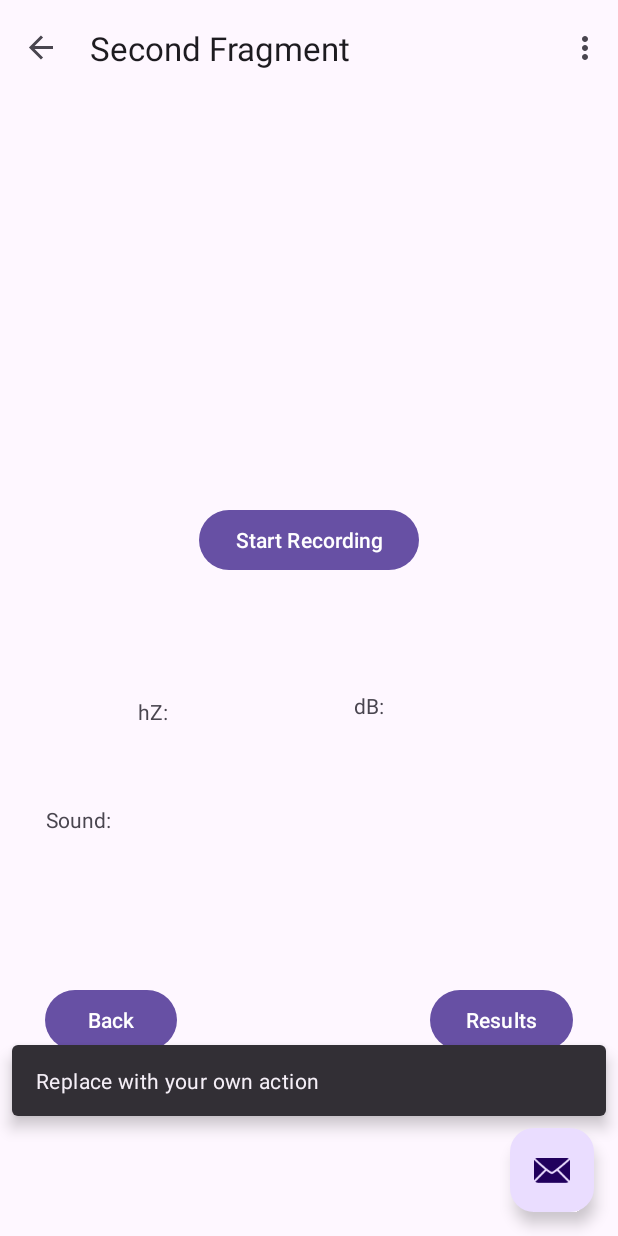
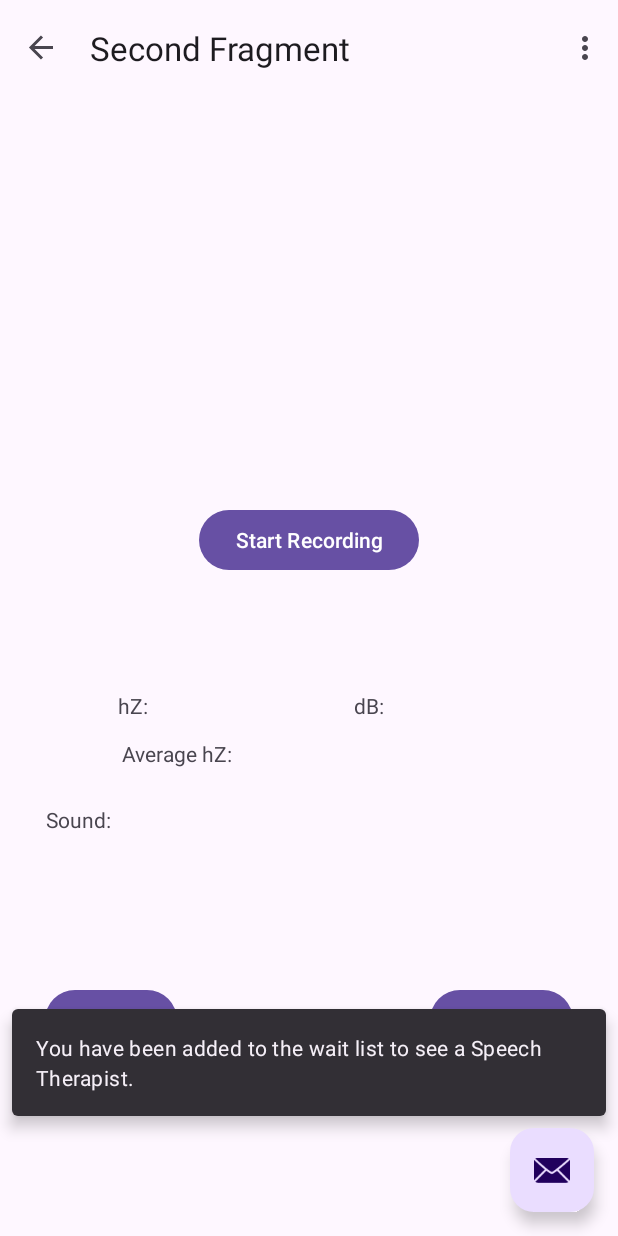
Before and after one commit to RubyK01/voiceTrainingApp, an Android app: the screen it shows after launch (MainActivity), after a tap on "Voice Training", on a phone screen of 412 x 824 dp. Run offline under Robolectric (Android 15) with nearby library versions, the phone set to English and light mode, and no system bars; our stand-ins replace navigation-ui; libraries missing offline, so code that uses them is left out: org.jtransforms.fft; 1 other tap on this screen came first.

Commit message:
setup graph, changes to recording screen, added Speech therapy waitlist confirmation message

```diff
--- a/app/src/main/java/com/example/voicetrainingapp/MainActivity.java
+++ b/app/src/main/java/com/example/voicetrainingapp/MainActivity.java
@@ -40,7 +40,7 @@ public class MainActivity extends AppCompatActivity {
         binding.fab.setOnClickListener(new View.OnClickListener() {
             @Override
             public void onClick(View view) {
-                Snackbar.make(view, "Replace with your own action", Snackbar.LENGTH_LONG)
+                Snackbar.make(view, "You have been added to the wait list to see a Speech Therapist.", Snackbar.LENGTH_LONG)
                         .setAnchorView(R.id.fab)
                         .setAction("Action", null).show();
             }
--- a/app/src/main/java/com/example/voicetrainingapp/SecondFragment.java
+++ b/app/src/main/java/com/example/voicetrainingapp/SecondFragment.java
@@ -21,7 +21,7 @@ import androidx.navigation.fragment.NavHostFragment;
 import com.example.voicetrainingapp.databinding.FragmentSecondBinding;
 
 import java.io.File;
-import java.io.IOException;
+import java.util.ArrayList;
 
 public class SecondFragment extends Fragment {
 
@@ -30,8 +30,8 @@ public class SecondFragment extends Fragment {
     private static final int RECORD_AUDIO_PERMISSION_REQUEST_CODE = 123;
     private boolean isRecording = false;
     private FrequencyAnalyzer frequencyAnalyzer;
-    private int currentRecordingCount = 0;
-
+    ArrayList<Double> frequencyResults = new ArrayList<Double>();
+    ArrayList<Double> decibalResults = new ArrayList<Double>();
     @Override
     public View onCreateView(
             LayoutInflater inflater, ViewGroup container,
@@ -45,7 +45,6 @@ public class SecondFragment extends Fragment {
 
     public void onViewCreated(@NonNull View view, Bundle savedInstanceState) {
         super.onViewCreated(view, savedInstanceState);
-
         Button recordButton = view.findViewById(R.id.recordButton);
         TextView hzText = view.findViewById(R.id.hzText);
         TextView dBText = view.findViewById(R.id.dBText);
@@ -65,23 +64,31 @@ public class SecondFragment extends Fragment {
                             if (isRecording) {
                                 audioRecorder.stopRecording();
                                 isRecording = false;
+                                //Grabbing the file path of the .wav that gets created.
                                 File audioFile = new File(audioRecorder.getAudioFilePath());
+                                //https://stackoverflow.com/questions/11701399/round-up-to-2-decimal-places-in-java
+                                //Sending the filepath into the frequency calculation method
                                 double frequency = frequencyAnalyzer.calculateFrequency(audioFile);
-                                String formattedFrequency = String.format("%.2f", frequency);
-                                hzText.setText("Hz: " + formattedFrequency);
+                                //Rounding the result to two decimal places
+                                Double roundedFrequency = Math.round(frequency * 100.0) / 100.0;
+                                hzText.setText("Hz: " + roundedFrequency);
                                 Double dB = 20 * Math.log10(frequency);
-                                String formattedDB = String.format("%.2f", dB);
-                                dBText.setText("dB: " + formattedDB);
+                                Double roundedDB = Math.round(dB * 100.0) / 100.0;
+                                dBText.setText("dB: " + roundedDB);
+
+                                frequencyResults.add(roundedFrequency);
+                                decibalResults.add(roundedDB);
                             }
                         }
                     }.start();
                     isRecording = true;
                     audioRecorder.startRecording();
+                    int currentRecordingCount = 0;
+                    currentRecordingCount++;
                 } else {
                     audioRecorder.stopRecording();
                     isRecording = false;
                     recordButton.setText("Start Recording");
-                    // Optionally stop the countdown here if you keep a reference to the CountDownTimer
                 }
             } else {
                 requestRecordAudioPermission();
@@ -89,7 +96,7 @@ public class SecondFragment extends Fragment {
         });
 
 
-        binding.buttonSecond.setOnClickListener(new View.OnClickListener() {
+        binding.buttonSecond.setOnClickListener(new View.OnClickListener() { // Button to go back to the home screen.
             @Override
             public void onClick(View view) {
                 NavHostFragment.findNavController(SecondFragment.this)
@@ -97,7 +104,7 @@ public class SecondFragment extends Fragment {
             }
         });
 
-        Button buttonThird = view.findViewById(R.id.button_third); // Ensure this button is in your fragment_second layout
+        Button buttonThird = view.findViewById(R.id.button_third); // Making the results button direct user to the graph screen
         buttonThird.setOnClickListener(v -> {
             Intent intent = new Intent(getActivity(), SesionGraph.class);
             startActivity(intent);
--- a/app/src/main/res/layout/fragment_second.xml
+++ b/app/src/main/res/layout/fragment_second.xml
@@ -30,11 +30,22 @@
             android:id="@+id/hzText"
             android:layout_width="wrap_content"
             android:layout_height="wrap_content"
-            android:layout_marginBottom="220dp"
+            android:layout_marginBottom="224dp"
             android:text="hZ: "
             app:layout_constraintBottom_toBottomOf="parent"
             app:layout_constraintEnd_toEndOf="parent"
-            app:layout_constraintHorizontal_bias="0.213"
+            app:layout_constraintHorizontal_bias="0.175"
+            app:layout_constraintStart_toStartOf="parent" />
+
+        <TextView
+            android:id="@+id/hzText2"
+            android:layout_width="wrap_content"
+            android:layout_height="wrap_content"
+            android:layout_marginBottom="192dp"
+            android:text="Average hZ: "
+            app:layout_constraintBottom_toBottomOf="parent"
+            app:layout_constraintEnd_toEndOf="parent"
+            app:layout_constraintHorizontal_bias="0.216"
             app:layout_constraintStart_toStartOf="parent" />
 
         <TextView
```
Also changed, not shown: app/src/main/java/com/example/voicetrainingapp/SesionGraph.java (+38 -54 lines), app/src/main/res/layout/activity_sesion_graph.xml (+8 -4 lines), 1 other file.
